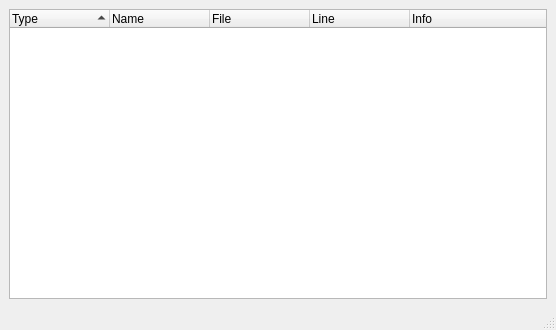
Qt form src/TestParser/View/MainWindow.ui (matcatc/Test_Parser) before a commit.
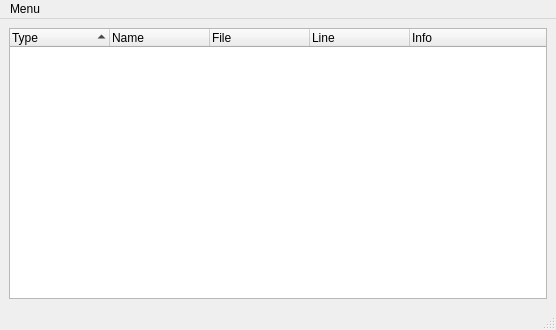
The same form after that commit.

Commit message:
added Ctrl+Q shortcut
While it is possible to have multiple shortcuts activate close, whenever I try to setup one for Alt-F4, it cancels. So I'll probably have to code it by hand. But Alt-F4 still works in Gnome, so it may be that most/all windowing systems handle it for us.

closes gh-27

The edit to the form file:
```diff
--- a/src/TestParser/View/MainWindow.ui
+++ b/src/TestParser/View/MainWindow.ui
@@ -70,9 +70,16 @@
      <x>0</x>
      <y>0</y>
      <width>556</width>
-     <height>25</height>
+     <height>23</height>
     </rect>
    </property>
+   <widget class="QMenu" name="menuMenu">
+    <property name="title">
+     <string>Menu</string>
+    </property>
+    <addaction name="action_Quit"/>
+   </widget>
+   <addaction name="menuMenu"/>
   </widget>
   <widget class="QStatusBar" name="statusbar"/>
   <action name="action_About">
```
Left out of the diff: 32 changed lines with no effect on the pictures.
